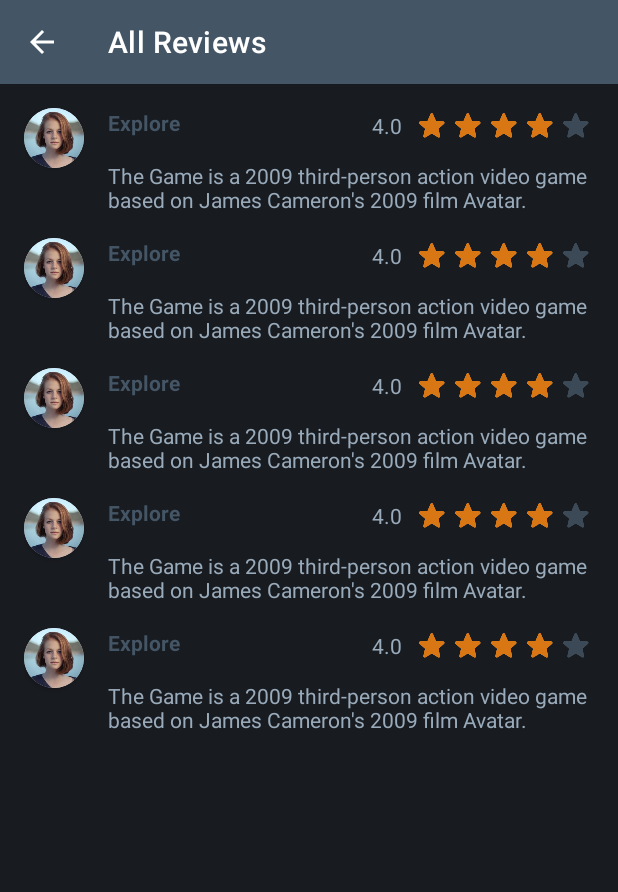
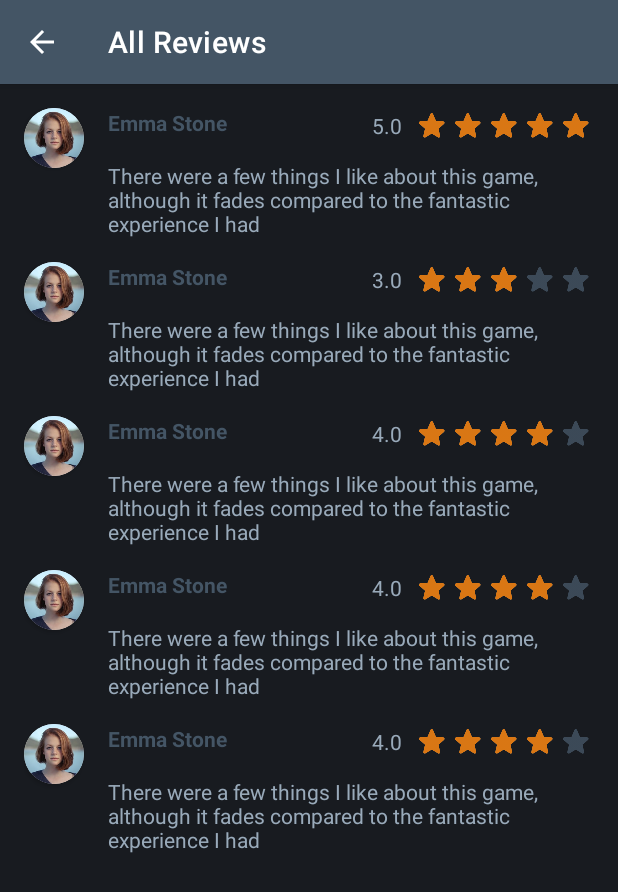
Before and after one commit to chintaujhwal/GameBox, an Android app: the ReviewsActivity screen opened directly, with no data from a screen before it, on a phone screen of 412 x 824 dp. Shown: the top 892 px of the screen. Run offline under Robolectric (Android 15) with nearby library versions, the phone set to English and light mode, and no system bars.

Commit message:
made dummy changes

```diff
--- a/app/src/main/java/com/example/gamebox/ReviewsActivity.java
+++ b/app/src/main/java/com/example/gamebox/ReviewsActivity.java
@@ -30,9 +30,16 @@ public class ReviewsActivity extends AppCompatActivity {
 
         ArrayList<ReviewCard> list = new ArrayList<>();
 
-        for (int i = 0; i < 5; i++) {
-            list.add(new ReviewCard(R.drawable.face, "Explore", 4 ,"The Game is a 2009 third-person action video game based on James Cameron's 2009 film Avatar."));
-        }
+        list.add(new ReviewCard(R.drawable.face, "Emma Stone", 5 ,
+                "There were a few things I like about this game, although it fades compared to the fantastic experience I had"));
+        list.add(new ReviewCard(R.drawable.face, "Emma Stone", 3 ,
+                "There were a few things I like about this game, although it fades compared to the fantastic experience I had"));
+        list.add(new ReviewCard(R.drawable.face, "Emma Stone", 4 ,
+                "There were a few things I like about this game, although it fades compared to the fantastic experience I had"));
+        list.add(new ReviewCard(R.drawable.face, "Emma Stone", 4 ,
+                "There were a few things I like about this game, although it fades compared to the fantastic experience I had"));
+        list.add(new ReviewCard(R.drawable.face, "Emma Stone", 4 ,
+                "There were a few things I like about this game, although it fades compared to the fantastic experience I had"));
 
         ReviewAdapter adapter = new ReviewAdapter(ReviewsActivity.this, list);
         ListView listView = findViewById(R.id.reviews);
--- a/app/src/main/res/layout/activity_game.xml
+++ b/app/src/main/res/layout/activity_game.xml
@@ -21,7 +21,7 @@
                 android:layout_width="match_parent"
                 android:layout_height="match_parent"
                 android:scaleType="centerCrop"
-                android:src="@drawable/pubg" />
+                android:src="@drawable/game_1" />
 
             <RelativeLayout
                 android:layout_width="match_parent"
@@ -146,7 +146,7 @@
                     android:layout_width="match_parent"
                     android:layout_height="match_parent"
                     android:scaleType="centerCrop"
-                    tools:src="@drawable/pubg" />
+                    tools:src="@drawable/game_1" />
 
             </androidx.cardview.widget.CardView>
 
--- a/app/src/main/res/layout/game_card.xml
+++ b/app/src/main/res/layout/game_card.xml
@@ -16,7 +16,7 @@
             android:layout_width="match_parent"
             android:layout_height="match_parent"
             android:scaleType="centerCrop"
-            tools:src="@drawable/pubg" />
+            tools:src="@drawable/game_1" />
 
     </androidx.cardview.widget.CardView>
 
--- a/app/src/main/res/layout/news_card.xml
+++ b/app/src/main/res/layout/news_card.xml
@@ -24,7 +24,7 @@
                 android:layout_width="match_parent"
                 android:layout_height="@dimen/news_card_image_height"
                 android:scaleType="centerCrop"
-                tools:src="@drawable/pubg" />
+                tools:src="@drawable/game_1" />
 
             <LinearLayout
                 android:layout_width="match_parent"
--- a/app/src/main/res/layout/rating_stars.xml
+++ b/app/src/main/res/layout/rating_stars.xml
@@ -18,6 +18,7 @@
         style="@style/CustomRatingBarStyle"
         android:layout_width="wrap_content"
         android:layout_height="wrap_content"
+        android:rating="3.5"
         android:isIndicator="true" />
 
 </LinearLayout>
--- a/app/src/main/res/layout/review_card.xml
+++ b/app/src/main/res/layout/review_card.xml
@@ -50,10 +50,10 @@
         android:layout_width="match_parent"
         android:layout_height="wrap_content"
         android:layout_below="@id/review_relative_layout"
+        android:layout_marginBottom="@dimen/space"
         android:layout_toRightOf="@id/review_card_view"
         android:ellipsize="end"
         android:maxLines="4"
-        android:layout_marginBottom="@dimen/space"
-        android:text="There were a few things I like about this game, although it fades compared to the fantastic experience I had with the first new tomb raider from 2014." />
+        android:text="There were a few things I like about this game, although it fades compared to the fantastic experience I had" />
 
 </RelativeLayout>
--- a/app/src/main/res/layout/search_item.xml
+++ b/app/src/main/res/layout/search_item.xml
@@ -16,7 +16,7 @@
             android:layout_width="match_parent"
             android:layout_height="match_parent"
             android:scaleType="centerCrop"
-            tools:src="@drawable/pubg" />
+            tools:src="@drawable/game_1" />
 
     </androidx.cardview.widget.CardView>
 
```
Also changed, not shown: app/src/main/java/com/example/gamebox/GameLevelsFragment.java (+7 -6 lines), app/src/main/java/com/example/gamebox/NewsFragment.java (+12 -3 lines), app/src/main/res/drawable/game_2.jpg (added), app/src/main/res/drawable/game_3.jpg (added), app/src/main/res/drawable/game_4.jpeg (added), app/src/main/res/drawable/game_6.jpg (added), 3 other files.
